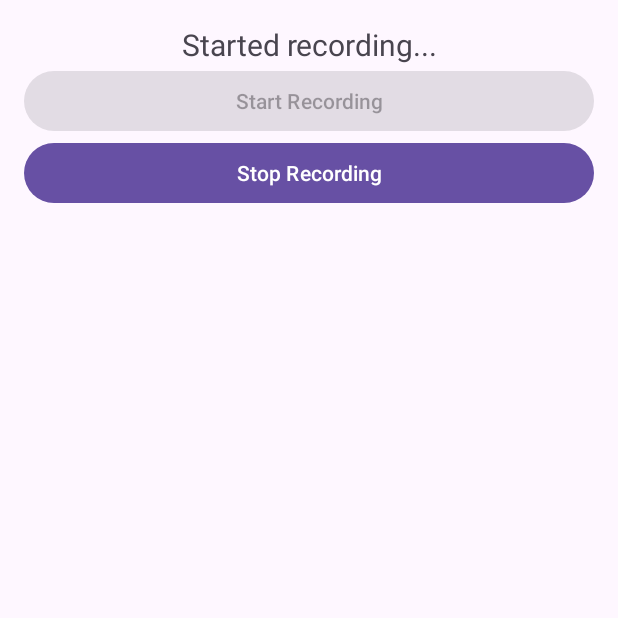
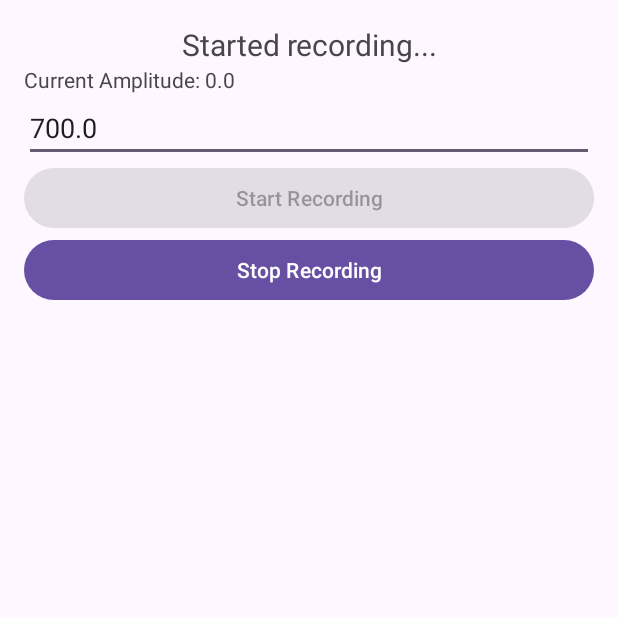
Before and after one commit to nathanchilton/remote-identifier, an Android app: the screen it shows after launch (MainActivity), after a tap on "Start Recording", on a phone screen of 412 x 824 dp, the top half of it. Run offline under Robolectric (Android 15) with nearby library versions, the phone set to English and light mode, and no system bars.

Commit message:
adding an initial/updateable threshold

```diff
--- a/app/src/main/java/com/nathanchilton/remoteidentifier/MainActivity.java
+++ b/app/src/main/java/com/nathanchilton/remoteidentifier/MainActivity.java
@@ -11,6 +11,8 @@ import android.media.MediaRecorder;
 
 import androidx.core.app.ActivityCompat;
 
+import android.text.Editable;
+import android.text.TextWatcher;
 import android.view.View;
 import android.widget.TextView;
 
@@ -20,16 +22,20 @@ import java.text.SimpleDateFormat;
 import java.util.Date;
 import java.util.Locale;
 
+import android.widget.EditText;
 
 //public class SoundDetectionActivity extends AppCompatActivity {
 public class MainActivity extends AppCompatActivity {
 
     private static final int REQUEST_RECORD_AUDIO_PERMISSION = 200;
     private boolean permissionToRecordAccepted = false;
-    private String[] permissions = {Manifest.permission.RECORD_AUDIO};
+    private String[] permissions = { Manifest.permission.RECORD_AUDIO };
 
     private MediaRecorder mediaRecorder;
     private TextView timestampTextView;
+    private double initialThreshold = 700;
+    private double threshold = initialThreshold;
+
 
     @Override
     protected void onCreate(Bundle savedInstanceState) {
@@ -37,6 +43,7 @@ public class MainActivity extends AppCompatActivity {
         setContentView(R.layout.activity_sound_detection);
 
         timestampTextView = findViewById(R.id.timestampTextView);
+        ((EditText)findViewById(R.id.thresholdEditText)).setText(String.valueOf(initialThreshold));
 
         ActivityCompat.requestPermissions(this, permissions, REQUEST_RECORD_AUDIO_PERMISSION);
 
@@ -57,6 +64,29 @@ public class MainActivity extends AppCompatActivity {
                 findViewById(R.id.startButton).setEnabled(true);
             }
         });
+
+        EditText thresholdEditText = findViewById(R.id.thresholdEditText);
+        thresholdEditText.addTextChangedListener(new TextWatcher() {
+            @Override
+            public void beforeTextChanged(CharSequence charSequence, int i, int i1, int i2) {
+                // Not used in this implementation
+            }
+
+            @Override
+            public void onTextChanged(CharSequence charSequence, int i, int i1, int i2) {
+                // Check if the input is a valid double and update the threshold value
+                try {
+                    threshold = Double.parseDouble(charSequence.toString());
+                } catch (NumberFormatException e) {
+                    threshold = 0.0; // Set a default threshold if parsing fails
+                }
+            }
+
+            @Override
+            public void afterTextChanged(Editable editable) {
+                // Not used in this implementation
+            }
+        });
     }
 
     @Override
@@ -72,13 +102,17 @@ public class MainActivity extends AppCompatActivity {
         }
     }
 
-
     private void startRecording() {
         timestampTextView.setText("Started recording...");
 
         String fileName = "recording.3gp";
         File outputFile = new File(getExternalFilesDir(null), fileName);
-        String filePath = outputFile.getAbsolutePath();
+        final String filePath = outputFile.getAbsolutePath();
+
+        final EditText thresholdEditText = findViewById(R.id.thresholdEditText);
+        threshold = Double.parseDouble(thresholdEditText.getText().toString());
+
+        TextView currentAmplitude = findViewById(R.id.currentAmplitude);
 
         mediaRecorder = new MediaRecorder();
         mediaRecorder.setAudioSource(MediaRecorder.AudioSource.MIC);
@@ -96,9 +130,11 @@ public class MainActivity extends AppCompatActivity {
                 public void run() {
                     if (mediaRecorder != null) {
                         double amplitude = getAmplitude();
-                        if (amplitude > 700) {
-                            String timestamp = new SimpleDateFormat("yyyy-MM-dd HH:mm:ss", Locale.getDefault()).format(new Date());
-                            timestampTextView.setText(timestamp + "\nAmplitude: " + amplitude);
+                        currentAmplitude.setText("Current Amplitude: " + String.valueOf(amplitude));
+                        if (amplitude > threshold) {
+                            String timestamp = new SimpleDateFormat("yyyy-MM-dd HH:mm:ss", Locale.getDefault())
+                                    .format(new Date());
+                            timestampTextView.setText(timestamp + "\nAmplitude: " + amplitude + "\nThreshold: " + threshold);
                         }
                         handler.postDelayed(this, 1000); // Check every second
                     }
@@ -108,7 +144,6 @@ public class MainActivity extends AppCompatActivity {
             e.printStackTrace();
         }
     }
-
 
     private void stopRecording() {
         timestampTextView.setText("Stopped recording.");
@@ -120,7 +155,6 @@ public class MainActivity extends AppCompatActivity {
         }
     }
 
-
     private double getAmplitude() {
         if (mediaRecorder != null) {
             return mediaRecorder.getMaxAmplitude();
--- a/app/src/main/res/layout/activity_sound_detection.xml
+++ b/app/src/main/res/layout/activity_sound_detection.xml
@@ -14,6 +14,19 @@
         android:textSize="20sp"
         tools:text="Timestamp" />
 
+    <TextView
+        android:id="@+id/currentAmplitude"
+        android:layout_width="match_parent"
+        android:layout_height="wrap_content"
+        android:text="TextView" />
+
+    <EditText
+        android:id="@+id/thresholdEditText"
+        android:singleLine="true"
+        android:layout_width="match_parent"
+        android:layout_height="wrap_content"
+        android:hint="Enter threshold for amplitude" />
+
     <Button
         android:id="@+id/startButton"
         android:layout_width="match_parent"
--- a/build.gradle
+++ b/build.gradle
@@ -1,5 +1,5 @@
 // Top-level build file where you can add configuration options common to all sub-projects/modules.
 plugins {
-    id 'com.android.application' version '8.0.1' apply false
-    id 'com.android.library' version '8.0.1' apply false
+    id 'com.android.application' version '8.0.2' apply false
+    id 'com.android.library' version '8.0.2' apply false
 }
```
